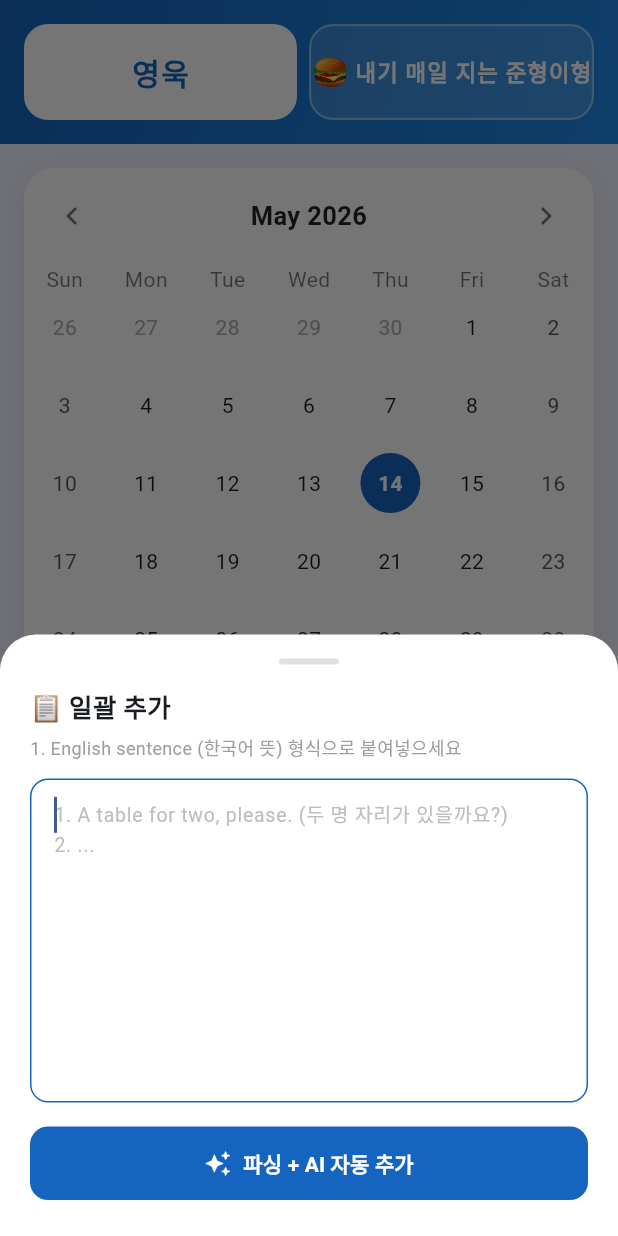
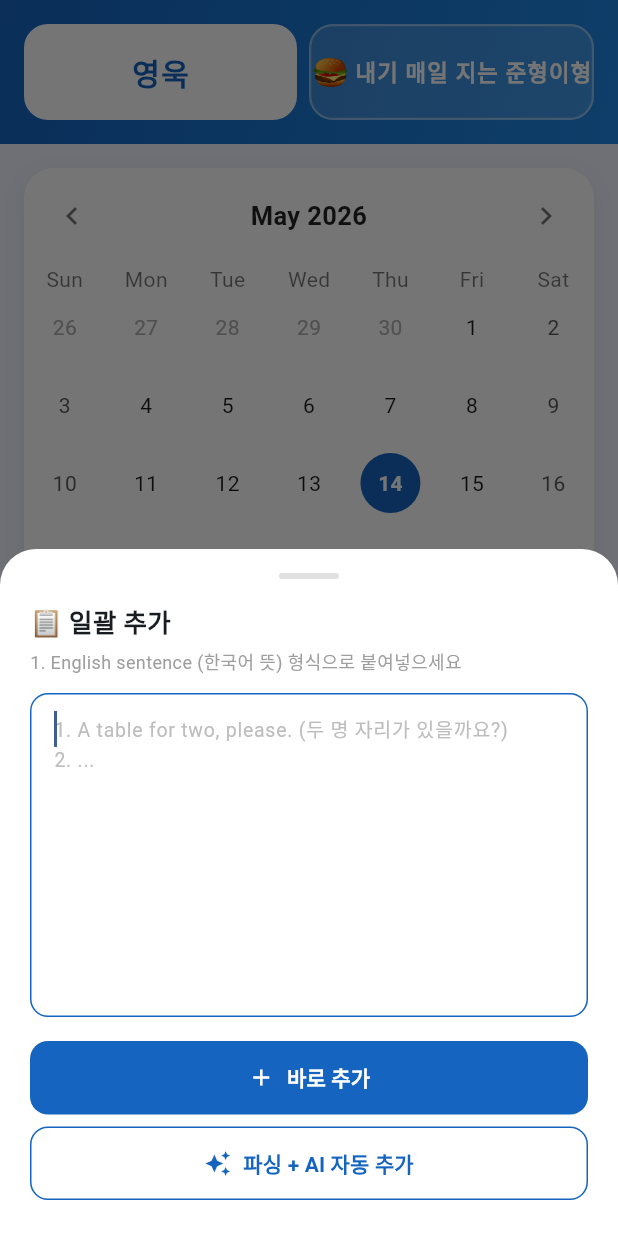
Before and after one commit to HanYoungUk/english-study-app, a Flutter app: the screen it shows after launch, after a tap on "일괄 추가", on a phone screen of 412 x 824 dp. Run offline on Flutter 3.47's test engine with Material 3 defaults, Android fonts, the phone set to English and light mode, and no system bars; drawn by our look-alikes of table_calendar; our stand-ins replace audioplayers, cloud_firestore, firebase_core, flutter_tts; missing offline and left inert: record; accounts and stored records are empty.

Commit message:
일괄 추가에 '바로 추가' 버튼 분리
- 기존 '파싱 + AI 자동 추가'는 AI 호출로 인해 대기시간 발생
- '바로 추가' 버튼 추가: AI 없이 즉시 파싱하여 추가
- 두 버튼을 나란히 배치해 사용자가 선택 가능

Co-Authored-By: Claude Sonnet 4.6 <noreply@anthropic.com>

```diff
--- a/lib/screens/home_screen.dart
+++ b/lib/screens/home_screen.dart
@@ -951,9 +951,50 @@ English sentence. (한국어 뜻)''';
                     ),
                   )
                 else
+                  Column(
+                    children: [
+                      // 바로 추가 (AI 없이 즉시)
                       SizedBox(
                         width: double.infinity,
                         child: ElevatedButton.icon(
+                          onPressed: () {
+                            final parsed = _parseText(textCtrl.text);
+                            if (parsed.isEmpty) return;
+                            final deduped = _deduplicate(parsed);
+                            setState(() => _addRows(deduped));
+                            if (ctx.mounted) Navigator.pop(ctx);
+                            final skipped = parsed.length - deduped.length;
+                            if (context.mounted) {
+                              ScaffoldMessenger.of(context).showSnackBar(SnackBar(
+                                content: Text(
+                                  '${deduped.length}개 추가됨'
+                                  '${skipped > 0 ? ' ($skipped개 중복 제외)' : ''}',
+                                ),
+                                backgroundColor: const Color(0xFF1565C0),
+                                behavior: SnackBarBehavior.floating,
+                                shape: RoundedRectangleBorder(
+                                    borderRadius: BorderRadius.circular(10)),
+                              ));
+                            }
+                          },
+                          icon: const Icon(Icons.add, size: 18),
+                          label: const Text('바로 추가',
+                              style: TextStyle(fontWeight: FontWeight.bold)),
+                          style: ElevatedButton.styleFrom(
+                            backgroundColor: const Color(0xFF1565C0),
+                            foregroundColor: Colors.white,
+                            padding: const EdgeInsets.symmetric(vertical: 14),
+                            shape: RoundedRectangleBorder(
+                                borderRadius: BorderRadius.circular(12)),
+                            elevation: 0,
+                          ),
+                        ),
+                      ),
+                      const SizedBox(height: 8),
+                      // AI도 함께 추가
+                      SizedBox(
+                        width: double.infinity,
+                        child: OutlinedButton.icon(
                           onPressed: () async {
                             final parsed = _parseText(textCtrl.text);
                             if (parsed.isEmpty) return;
@@ -1003,15 +1044,16 @@ English sentence. (한국어 뜻)''';
                           icon: const Icon(Icons.auto_awesome, size: 18),
                           label: const Text('파싱 + AI 자동 추가',
                               style: TextStyle(fontWeight: FontWeight.bold)),
-                      style: ElevatedButton.styleFrom(
-                        backgroundColor: const Color(0xFF1565C0),
-                        foregroundColor: Colors.white,
+                          style: OutlinedButton.styleFrom(
+                            foregroundColor: const Color(0xFF1565C0),
+                            side: const BorderSide(color: Color(0xFF1565C0)),
                             padding: const EdgeInsets.symmetric(vertical: 14),
                             shape: RoundedRectangleBorder(
                                 borderRadius: BorderRadius.circular(12)),
-                        elevation: 0,
-                      ),
-                    ),
+                          ),
+                        ),
+                      ),
+                    ],
                   ),
               ],
             ),
```
Lines whose indentation alone changed are shown as unchanged.
